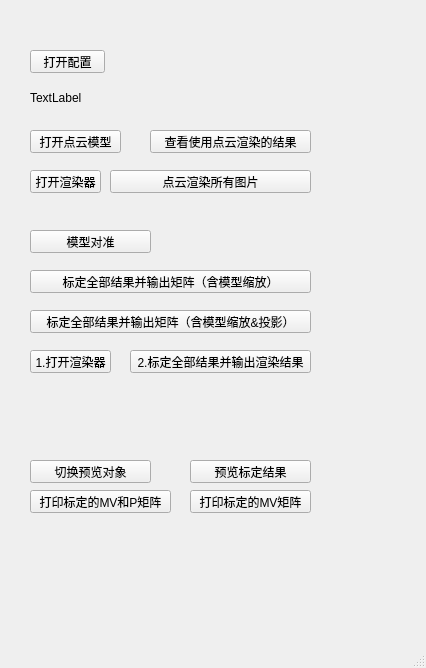
This is hellogl2/mainentrywindow.ui in h005/myViewpoint as Qt 5 draws it before an edit. The edited form follows.
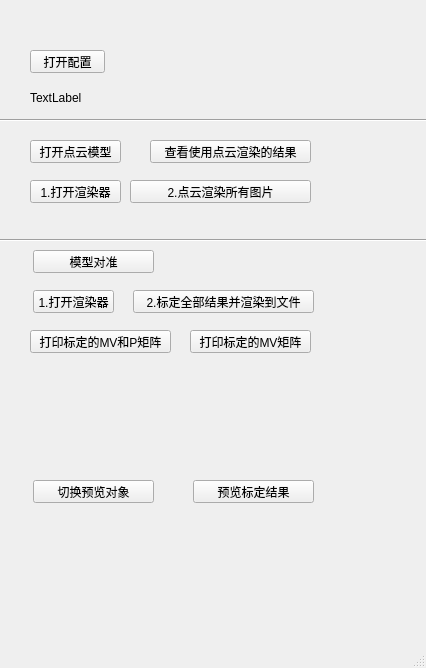
This is the edited form.

Commit message: 去掉界面中没用的部分

```diff
--- a/hellogl2/mainentrywindow.ui
+++ b/hellogl2/mainentrywindow.ui
@@ -30,8 +30,8 @@
    <widget class="QPushButton" name="labelFirstImageBtn">
     <property name="geometry">
      <rect>
-      <x>30</x>
-      <y>230</y>
+      <x>33</x>
+      <y>250</y>
       <width>121</width>
       <height>23</height>
      </rect>
@@ -53,24 +53,11 @@
      <string>TextLabel</string>
     </property>
    </widget>
-   <widget class="QPushButton" name="saveLabeledResultBtn">
-    <property name="geometry">
-     <rect>
-      <x>30</x>
-      <y>270</y>
-      <width>281</width>
-      <height>23</height>
-     </rect>
-    </property>
-    <property name="text">
-     <string>标定全部结果并输出矩阵（含模型缩放）</string>
-    </property>
-   </widget>
    <widget class="QPushButton" name="changePreviewTargetBtn">
     <property name="geometry">
      <rect>
-      <x>30</x>
-      <y>460</y>
+      <x>33</x>
+      <y>480</y>
       <width>121</width>
       <height>23</height>
      </rect>
@@ -82,8 +69,8 @@
    <widget class="QPushButton" name="executePreviewTargetBtn">
     <property name="geometry">
      <rect>
-      <x>190</x>
-      <y>460</y>
+      <x>193</x>
+      <y>480</y>
       <width>121</width>
       <height>23</height>
      </rect>
@@ -95,21 +82,21 @@
    <widget class="QPushButton" name="saveLabeledImages">
     <property name="geometry">
      <rect>
-      <x>130</x>
-      <y>350</y>
+      <x>133</x>
+      <y>290</y>
       <width>181</width>
       <height>23</height>
      </rect>
     </property>
     <property name="text">
-     <string>2.标定全部结果并输出渲染结果</string>
+     <string>2.标定全部结果并渲染到文件</string>
     </property>
    </widget>
    <widget class="QPushButton" name="openOffscreenRenderBtn">
     <property name="geometry">
      <rect>
-      <x>30</x>
-      <y>350</y>
+      <x>33</x>
+      <y>290</y>
       <width>81</width>
       <height>23</height>
      </rect>
@@ -122,7 +109,7 @@
     <property name="geometry">
      <rect>
       <x>190</x>
-      <y>490</y>
+      <y>330</y>
       <width>121</width>
       <height>23</height>
      </rect>
@@ -135,7 +122,7 @@
     <property name="geometry">
      <rect>
       <x>30</x>
-      <y>490</y>
+      <y>330</y>
       <width>141</width>
       <height>23</height>
      </rect>
@@ -144,24 +131,11 @@
      <string>打印标定的MV和P矩阵</string>
     </property>
    </widget>
-   <widget class="QPushButton" name="saveLabeledResultBtn_2">
-    <property name="geometry">
-     <rect>
-      <x>30</x>
-      <y>310</y>
-      <width>281</width>
-      <height>23</height>
-     </rect>
-    </property>
-    <property name="text">
-     <string>标定全部结果并输出矩阵（含模型缩放&amp;&amp;投影）</string>
-    </property>
-   </widget>
    <widget class="QPushButton" name="openPtCloudModelBtn">
     <property name="geometry">
      <rect>
       <x>30</x>
-      <y>130</y>
+      <y>140</y>
       <width>91</width>
       <height>23</height>
      </rect>
@@ -174,7 +148,7 @@
     <property name="geometry">
      <rect>
       <x>150</x>
-      <y>130</y>
+      <y>140</y>
       <width>161</width>
       <height>23</height>
      </rect>
@@ -186,27 +160,53 @@
    <widget class="QPushButton" name="savePtCloudLabeledResultBtn">
     <property name="geometry">
      <rect>
-      <x>110</x>
-      <y>170</y>
-      <width>201</width>
+      <x>130</x>
+      <y>180</y>
+      <width>181</width>
       <height>23</height>
      </rect>
     </property>
     <property name="text">
-     <string>点云渲染所有图片</string>
+     <string>2.点云渲染所有图片</string>
     </property>
    </widget>
    <widget class="QPushButton" name="openPtCloudLabeledWindowBtn">
     <property name="geometry">
      <rect>
       <x>30</x>
-      <y>170</y>
-      <width>71</width>
+      <y>180</y>
+      <width>91</width>
       <height>23</height>
      </rect>
     </property>
     <property name="text">
-     <string>打开渲染器</string>
+     <string>1.打开渲染器</string>
+    </property>
+   </widget>
+   <widget class="Line" name="line">
+    <property name="geometry">
+     <rect>
+      <x>0</x>
+      <y>230</y>
+      <width>431</width>
+      <height>20</height>
+     </rect>
+    </property>
+    <property name="orientation">
+     <enum>Qt::Horizontal</enum>
+    </property>
+   </widget>
+   <widget class="Line" name="line_2">
+    <property name="geometry">
+     <rect>
+      <x>0</x>
+      <y>110</y>
+      <width>431</width>
+      <height>20</height>
+     </rect>
+    </property>
+    <property name="orientation">
+     <enum>Qt::Horizontal</enum>
     </property>
    </widget>
   </widget>
```
The commit also changes 2 other files.
